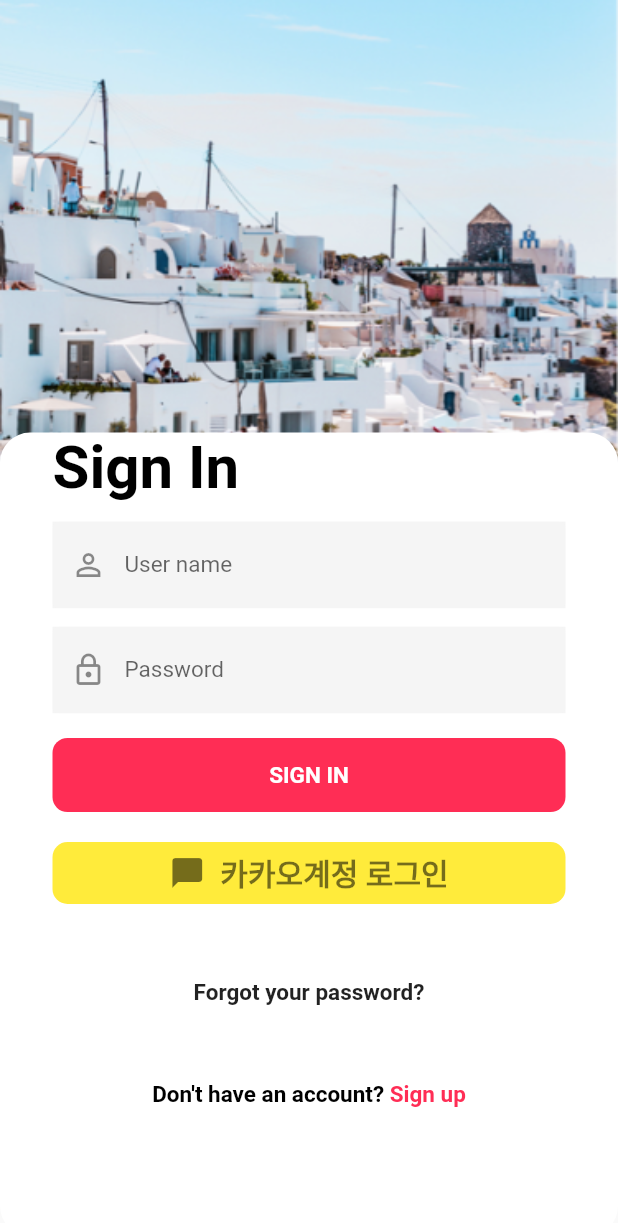
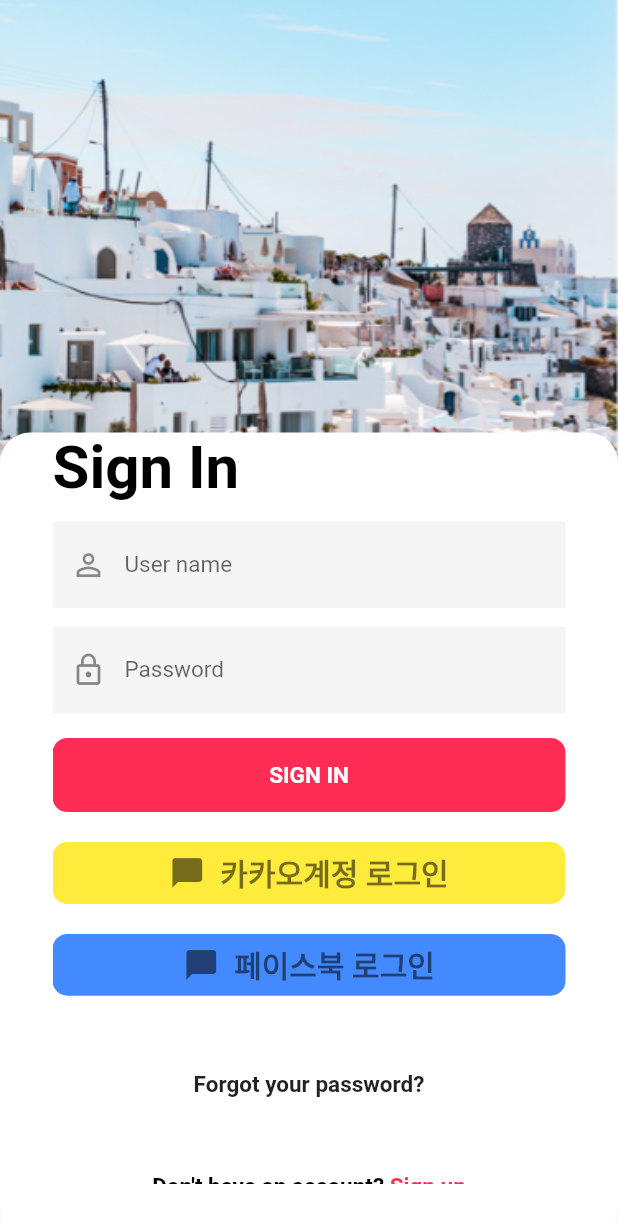
Before and after one commit to sinkyoungdeok/soorisulsul, a Flutter app: the screen it shows after launch, on a phone screen of 412 x 824 dp. Shown: the top 1223 px of the screen. Run offline on Flutter 3.47's test engine with Material 2 defaults, Android fonts, the phone set to English and light mode, and no system bars; missing offline and left inert: flutter_facebook_login, kakao_flutter_sdk; Roboto replaces fonts that are missing (Tomorrow); project files that could hold a hidden picture were left out.

Commit message:
[ADD] facebook login ui

```diff
--- a/lib/main.dart
+++ b/lib/main.dart
@@ -1,6 +1,7 @@
 import 'package:flutter/material.dart';
 import 'route.dart';
 import 'package:kakao_flutter_sdk/all.dart';
+
 
 void main() {
   KakaoContext.clientId = "290ab37602446d68812d6c42fad5c7fa";
--- a/lib/screen/signIn.dart
+++ b/lib/screen/signIn.dart
@@ -2,9 +2,54 @@ import 'dart:ui';
 
 import 'package:flutter/material.dart';
 import 'package:kakao_flutter_sdk/all.dart';
-
+import 'package:flutter_facebook_login/flutter_facebook_login.dart';
 import '../route.dart';
 
+bool isLoggedIn = false;
+
+void onLoginStatusChanged(bool isLoggedIn) {
+
+}
+
+@override
+Widget build(BuildContext context) {
+  return MaterialApp(
+    home: Scaffold(
+      appBar: AppBar(
+        title: Text("Facebook Login"),
+      ),
+      body: Container(
+        child: Center(
+          child: isLoggedIn
+              ? Text("Logged In")
+              : RaisedButton(
+            child: Text("Login with Facebook"),
+            onPressed: () => initiateFacebookLogin(),
+          ),
+        ),
+      ),
+    ),
+  );
+}
+void initiateFacebookLogin() async {
+  var facebookLogin = FacebookLogin();
+  var facebookLoginResult =
+  await facebookLogin.logInWithReadPermissions(['email']);
+  switch (facebookLoginResult.status) {
+    case FacebookLoginStatus.error:
+      print("Error");
+      onLoginStatusChanged(false);
+      break;
+    case FacebookLoginStatus.cancelledByUser:
+      print("CancelledByUser");
+      onLoginStatusChanged(false);
+      break;
+    case FacebookLoginStatus.loggedIn:
+      print("LoggedIn");
+      onLoginStatusChanged(true);
+      break;
+  }
+}
 class SignIn extends StatefulWidget {
   SignIn({Key key, this.title}) : super(key: key);
 
@@ -162,6 +207,7 @@ class _KakaoLoginState extends State<SignIn> {
                   passwordTextField(),
                   signInButton(context),
                   kakaoSignInButton(context),
+                  facebookSignInButton(context),
                   forgotpasswordTextField(),
                   signupTextField()
                 ],
@@ -316,6 +362,36 @@ class _KakaoLoginState extends State<SignIn> {
     );
   }
 
+  Widget facebookSignInButton(BuildContext context){
+    return Padding(
+        padding: EdgeInsets.only(top: 20),
+        child: InkWell (
+          child: Container(
+              width: MediaQuery.of(context).size.width * 1,
+              height: MediaQuery.of(context).size.height * 0.05,
+              decoration: BoxDecoration(
+                  borderRadius: BorderRadius.circular(10),
+                  color: Colors.blueAccent
+              ),
+              child :Row(
+                mainAxisAlignment: MainAxisAlignment.center,
+                children: [
+                  Icon(Icons.chat_bubble, color: Colors.black54),
+                  SizedBox(width: 10,),
+                  Text(
+                    '페이스북 로그인',
+                    style: TextStyle(
+                        color: Colors.black54,
+                        fontWeight: FontWeight.w900,
+                        fontSize: 20
+                    ),
+                  ),
+                ],
+              )
+          ),
+        )
+    );
+  }
   Widget forgotpasswordTextField() {
     return Padding(
       padding: EdgeInsets.only(top: isSmall ? 20 : 50),
--- a/pubspec.yaml
+++ b/pubspec.yaml
@@ -23,6 +23,7 @@ environment:
 dependencies:
   flutter:
     sdk: flutter
+  flutter_facebook_login: ^1.1.1
   kakao_flutter_sdk: ^0.5.4
   dio:
   json_annotation:
```
Also changed, not shown: pubspec.lock, 4 other files.
